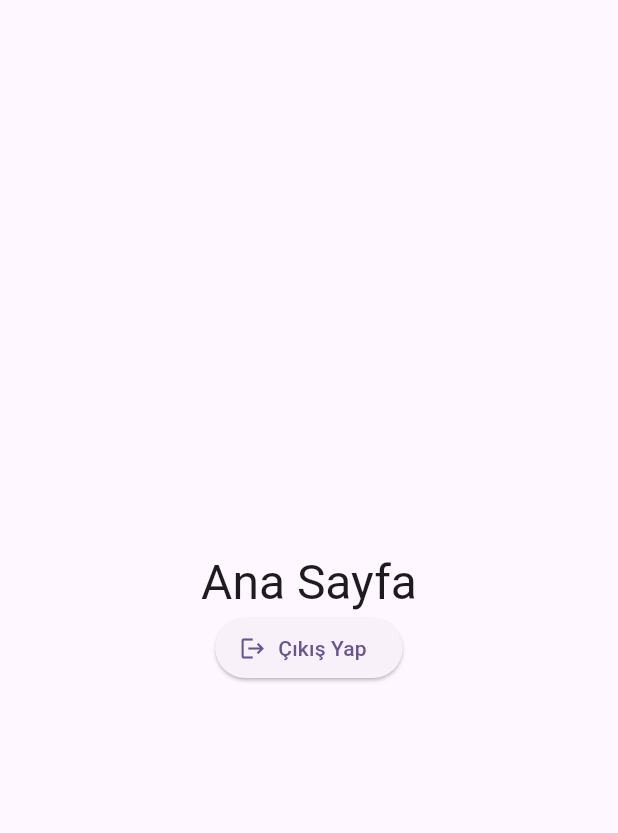
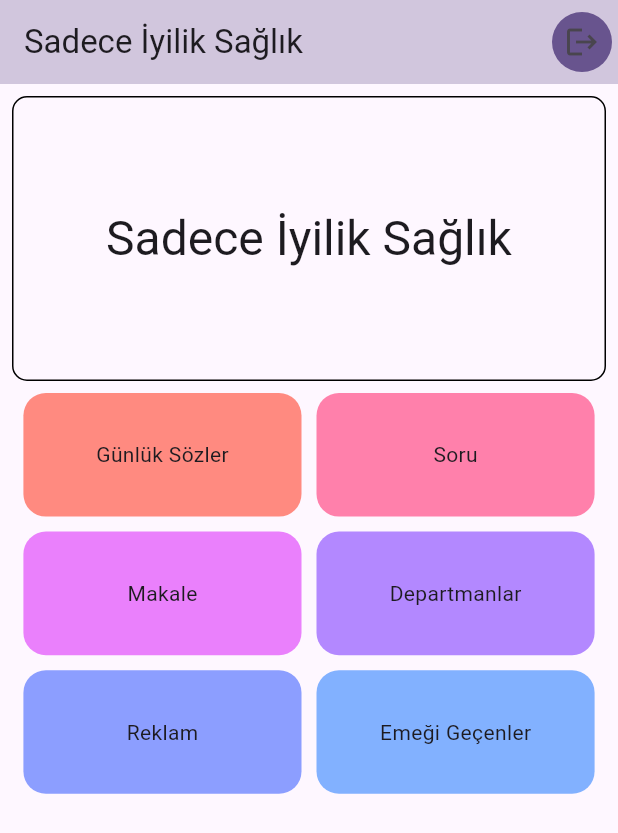
Before and after one commit to Sadece-Iyilik-Saglik/sadece_iylik_saglik, a Flutter app: the HomeScreen screen opened directly, on a phone screen of 412 x 824 dp. Shown: the top 833 px of the screen. Run offline on Flutter 3.47's test engine with Material 2 defaults, Android fonts, the phone set to English and light mode, and no system bars; our stand-ins replace flutter_otp_text_field.

Commit message:
Home Screen Updated

```diff
--- a/lib/view/auth/login_screen.dart
+++ b/lib/view/auth/login_screen.dart
@@ -60,7 +60,7 @@ class _LoginScreenState extends BaseState<LoginScreen> {
             children: [
               headArea,
               SizedBox(
-                height: dynamicHeight(0.4),
+                height: dynamicHeight(0.45),
                 child: Column(
                   children: [
                     emailTextField,
@@ -135,7 +135,7 @@ class _LoginScreenState extends BaseState<LoginScreen> {
             child: Row(
               mainAxisAlignment: MainAxisAlignment.center,
               children: [
-                Image.asset("assets/images/google.png"),
+                Image.asset("assets/images/google.png",),
                 const Text("   Google ile Giriş Yap"),
               ],
             )),
--- a/lib/view/home/home_screen.dart
+++ b/lib/view/home/home_screen.dart
@@ -17,17 +17,27 @@ class _HomeScreenState extends BaseState<HomeScreen> {
       viewModel: "",
       onModelReady: (model) {},
       onPageBuilder: (context, value) {
-        return Scaffold(
-          body: Center(
+        return scaffoldBody;
+      },
+    );
+  }
+
+  Widget get scaffoldBody => Scaffold(
+        appBar: appBar,
+        body: SafeArea(
           child: Column(
-              mainAxisAlignment: MainAxisAlignment.center,
             children: [
-                Text(
-                  "Ana Sayfa",
-                  style: themeData.textTheme.headlineLarge,
+              carouselArea,
+              menuButtons,
+            ],
           ),
-                ElevatedButton.icon(
-                    label: const Text("Çıkış Yap"),
+        ),
+      );
+  PreferredSizeWidget get appBar => AppBar(
+        title: const Text("Sadece İyilik Sağlık"),
+        backgroundColor: themeData.primaryColor.withOpacity(0.3),
+        actions: [
+          IconButton.filled(
               onPressed: () {
                 Navigator.pushReplacement(
                     context,
@@ -37,10 +47,55 @@ class _HomeScreenState extends BaseState<HomeScreen> {
               },
               icon: const Icon(Icons.logout))
         ],
+      );
+  Widget get carouselArea => SizedBox(
+        width: double.maxFinite,
+        height: dynamicHeight(0.25),
+        child: PageView.builder(
+          itemCount: 3,
+          allowImplicitScrolling: true,
+          itemBuilder: (context, index) {
+            return carouselCard;
+          },
+        ),
+      );
+  Widget get carouselCard => Padding(
+        padding: const EdgeInsets.all(8.0),
+        child: DecoratedBox(
+          decoration: BoxDecoration(border: Border.all(), borderRadius: BorderRadius.circular(10)),
+          child: InkWell(
+            onTap: () {},
+            child: Center(
+              child: Text(
+                "Sadece İyilik Sağlık",
+                style: themeData.textTheme.headlineLarge,
+              ),
+            ),
           ),
         ),
       );
-      },
+
+  Widget get menuButtons => Wrap(
+        spacing: 10,
+        runSpacing: 10,
+        children: [
+          customMenuButton("Günlük Sözler", Colors.accents[0].shade100),
+          customMenuButton("Soru", Colors.accents[1].shade100),
+          customMenuButton("Makale", Colors.accents[2].shade100),
+          customMenuButton("Departmanlar", Colors.accents[3].shade100),
+          customMenuButton("Reklam", Colors.accents[4].shade100),
+          customMenuButton("Emeği Geçenler", Colors.accents[5].shade100),
+        ],
+      );
+  Widget customMenuButton(String s, Color color) {
+    return InkWell(
+      onTap: () {},
+      child: Container(
+        decoration: BoxDecoration(color: color, borderRadius: BorderRadius.circular(15)),
+        width: dynamicWidth(0.45),
+        height: dynamicHeight(0.1),
+        child: Center(child: Text(s)),
+      ),
     );
   }
 }
```
Lines whose indentation alone changed are shown as unchanged.
